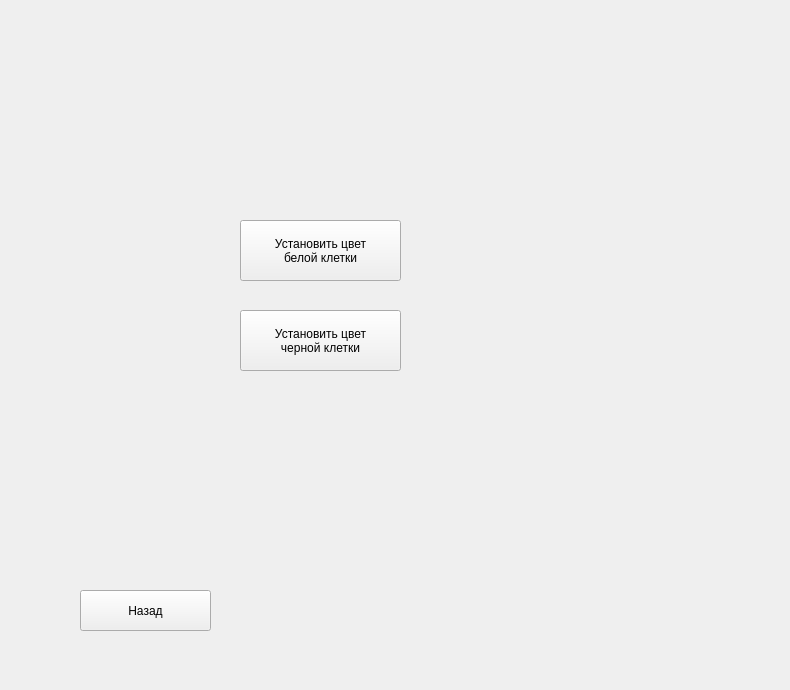
Above: form_settings.ui from den-Master-2040/ClientChess before the change. Below: the same form after it.
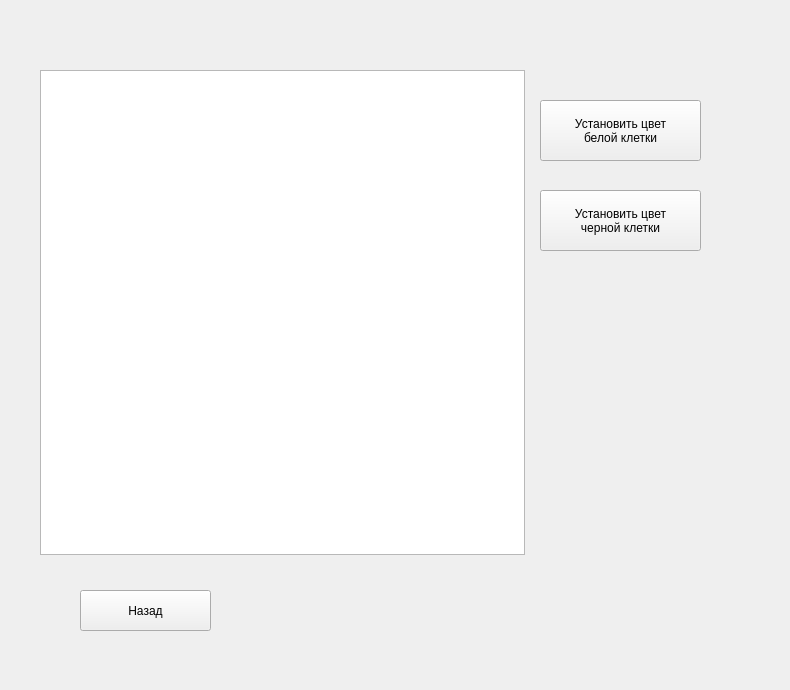
That is the form after the change.

```diff
--- a/form_settings.ui
+++ b/form_settings.ui
@@ -16,8 +16,8 @@
   <widget class="QPushButton" name="pushButton">
    <property name="geometry">
     <rect>
-     <x>240</x>
-     <y>220</y>
+     <x>540</x>
+     <y>100</y>
      <width>161</width>
      <height>61</height>
     </rect>
@@ -47,8 +47,8 @@
   <widget class="QPushButton" name="pushButton_2">
    <property name="geometry">
     <rect>
-     <x>240</x>
-     <y>310</y>
+     <x>540</x>
+     <y>190</y>
      <width>161</width>
      <height>61</height>
     </rect>
@@ -105,6 +105,16 @@
     <string>Назад</string>
    </property>
   </widget>
+  <widget class="QGraphicsView" name="graphicsView">
+   <property name="geometry">
+    <rect>
+     <x>40</x>
+     <y>70</y>
+     <width>485</width>
+     <height>485</height>
+    </rect>
+   </property>
+  </widget>
  </widget>
  <resources/>
  <connections/>
```
